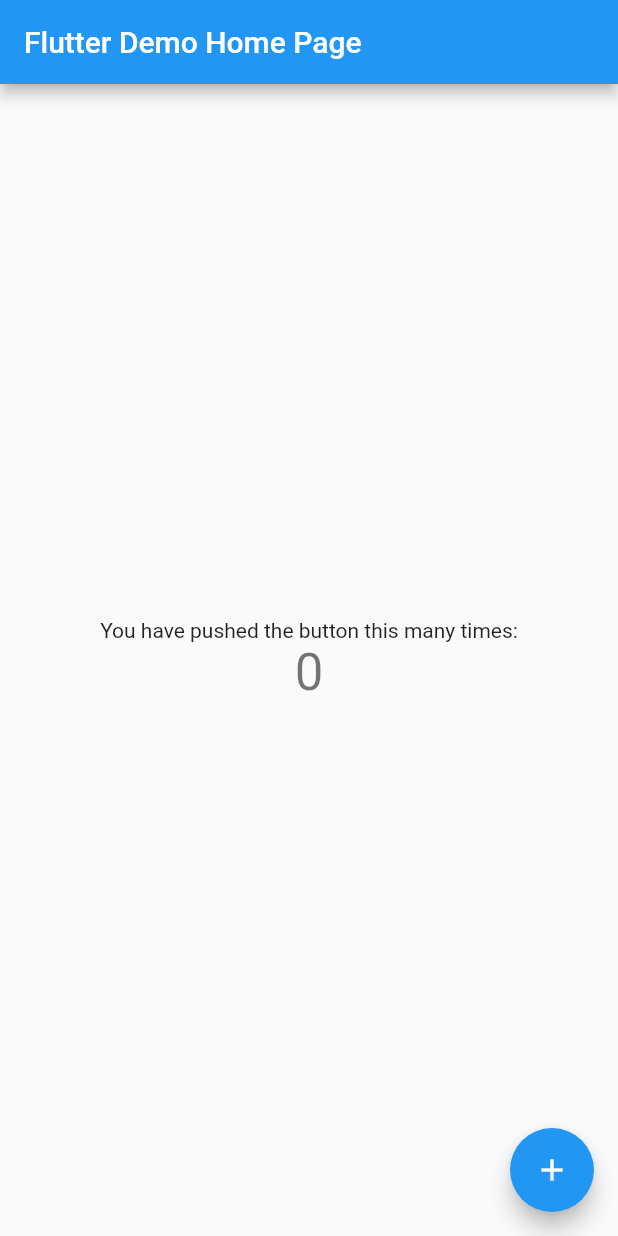
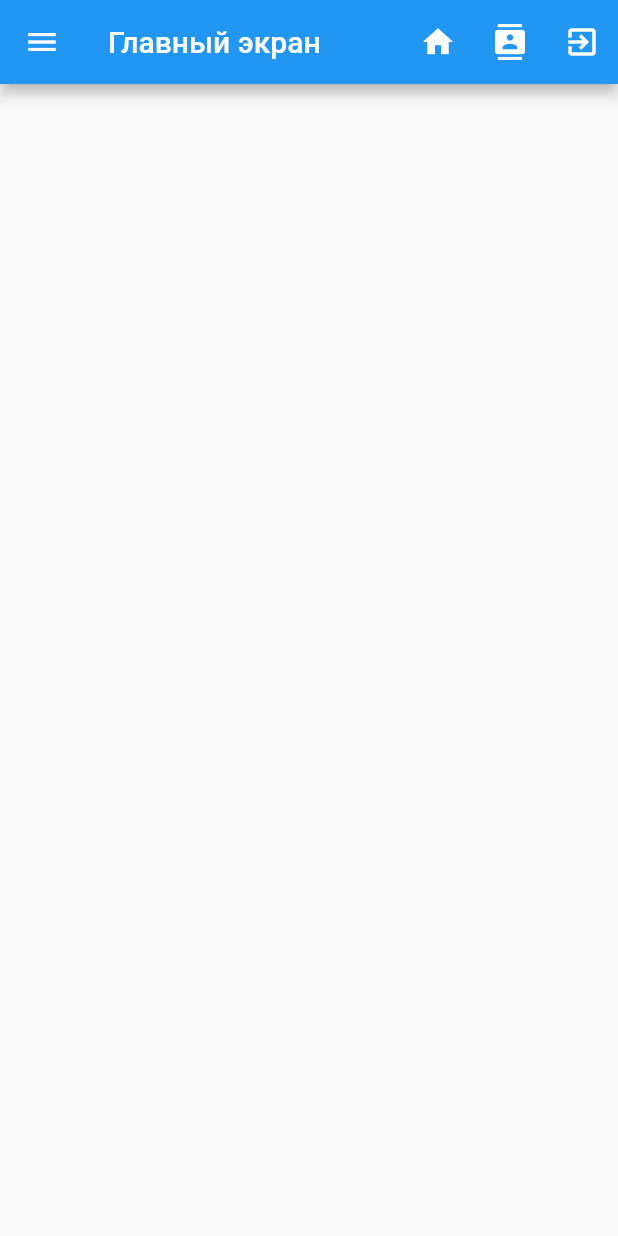
Before and after one commit to ToKc-a/ungtu_final_project_kozyrev, a Flutter app: the screen it shows after launch, on a phone screen of 412 x 824 dp. Run offline on Flutter 3.47's test engine with Material 2 defaults, Android fonts, the phone set to English and light mode, and no system bars; our stand-ins replace flutter_svg.

Commit message:
add AppBar, Navigation, Navigation Drawer

```diff
--- /dev/null
+++ b/lib/appBar_and_navDrawer.dart
@@ -0,0 +1,95 @@
+import 'package:flutter/material.dart';
+import 'package:flutter_svg/flutter_svg.dart';
+import 'package:ungtu_final_project_kozyrev/main_screen.dart';
+
+class Navigation extends StatefulWidget {
+  const Navigation({Key? key}) : super(key: key);
+
+  @override
+  _NavigationState createState() => _NavigationState();
+}
+
+class _NavigationState extends State<Navigation> {
+  @override
+  Widget build(BuildContext context) {
+    return MaterialApp(
+      initialRoute: '/',
+      routes: {
+        //'/exit': (context) => AuthScreen(),
+        '/main': (context) => MainScreen(),
+        //'/contacts': (context) => ContactScreen(),
+      },
+    );
+  }
+}
+
+Widget navDrawer(context) => Drawer(
+      child: ListView(
+        padding: EdgeInsets.zero,
+        children: [
+          DrawerHeader(
+              decoration: BoxDecoration(color: Colors.blue),
+              child: Container(
+                height: 200,
+                child: Column(
+                  mainAxisAlignment: MainAxisAlignment.center,
+                  crossAxisAlignment: CrossAxisAlignment.center,
+                  children: [
+                    Container(
+                      height: 100,
+                      decoration: const BoxDecoration(
+                          borderRadius: BorderRadius.all(Radius.circular(50))),
+                      child: SvgPicture.asset('images/Google-flutter-logo.svg'),
+                    )
+                  ],
+                ),
+              )),
+          ListTile(
+            leading: Icon(Icons.home),
+            title: Text('Главный экран'),
+            onTap: () {
+              Navigator.pushNamed(context, '/main');
+            },
+          ),
+          Divider(),
+          ListTile(
+            leading: Icon(Icons.contacts),
+            title: Text('Контакты'),
+            onTap: () {
+              Navigator.pushNamed(context, '/contacts');
+            },
+          ),
+          Divider(),
+          ListTile(
+            leading: Icon(Icons.exit_to_app),
+            title: Text('Выход на экран авторизации'),
+            onTap: () {
+              Navigator.pushNamed(context, '/exit');
+            },
+          ),
+        ],
+      ),
+    );
+
+PreferredSizeWidget navAppBar(String text, context) {
+  return AppBar(
+    title: Text(text),
+    actions: [
+      IconButton(
+          onPressed: () {
+            Navigator.pushNamed(context, '/main');
+          },
+          icon: Icon(Icons.home)),
+      IconButton(
+          onPressed: () {
+            Navigator.pushNamed(context, '/contacts');
+          },
+          icon: Icon(Icons.contacts)),
+      IconButton(
+          onPressed: () {
+            Navigator.pushNamed(context, '/exit');
+          },
+          icon: Icon(Icons.exit_to_app)),
+    ],
+  );
+}
--- a/lib/main.dart
+++ b/lib/main.dart
@@ -1,115 +1,6 @@
 import 'package:flutter/material.dart';
+import 'package:ungtu_final_project_kozyrev/main_screen.dart';
 
-void main() {
-  runApp(const MyApp());
+void main(){
+  runApp(MainScreen());
 }
-
-class MyApp extends StatelessWidget {
-  const MyApp({Key? key}) : super(key: key);
-
-  // This widget is the root of your application.
-  @override
-  Widget build(BuildContext context) {
-    return MaterialApp(
-      title: 'Flutter Demo',
-      theme: ThemeData(
-        // This is the theme of your application.
-        //
-        // Try running your application with "flutter run". You'll see the
-        // application has a blue toolbar. Then, without quitting the app, try
-        // changing the primarySwatch below to Colors.green and then invoke
-        // "hot reload" (press "r" in the console where you ran "flutter run",
-        // or simply save your changes to "hot reload" in a Flutter IDE).
-        // Notice that the counter didn't reset back to zero; the application
-        // is not restarted.
-        primarySwatch: Colors.blue,
-      ),
-      home: const MyHomePage(title: 'Flutter Demo Home Page'),
-    );
-  }
-}
-
-class MyHomePage extends StatefulWidget {
-  const MyHomePage({Key? key, required this.title}) : super(key: key);
-
-  // This widget is the home page of your application. It is stateful, meaning
-  // that it has a State object (defined below) that contains fields that affect
-  // how it looks.
-
-  // This class is the configuration for the state. It holds the values (in this
-  // case the title) provided by the parent (in this case the App widget) and
-  // used by the build method of the State. Fields in a Widget subclass are
-  // always marked "final".
-
-  final String title;
-
-  @override
-  State<MyHomePage> createState() => _MyHomePageState();
-}
-
-class _MyHomePageState extends State<MyHomePage> {
-  int _counter = 0;
-
-  void _incrementCounter() {
-    setState(() {
-      // This call to setState tells the Flutter framework that something has
-      // changed in this State, which causes it to rerun the build method below
-      // so that the display can reflect the updated values. If we changed
-      // _counter without calling setState(), then the build method would not be
-      // called again, and so nothing would appear to happen.
-      _counter++;
-    });
-  }
-
-  @override
-  Widget build(BuildContext context) {
-    // This method is rerun every time setState is called, for instance as done
-    // by the _incrementCounter method above.
-    //
-    // The Flutter framework has been optimized to make rerunning build methods
-    // fast, so that you can just rebuild anything that needs updating rather
-    // than having to individually change instances of widgets.
-    return Scaffold(
-      appBar: AppBar(
-        // Here we take the value from the MyHomePage object that was created by
-        // the App.build method, and use it to set our appbar title.
-        title: Text(widget.title),
-      ),
-      body: Center(
-        // Center is a layout widget. It takes a single child and positions it
-        // in the middle of the parent.
-        child: Column(
-          // Column is also a layout widget. It takes a list of children and
-          // arranges them vertically. By default, it sizes itself to fit its
-          // children horizontally, and tries to be as tall as its parent.
-          //
-          // Invoke "debug painting" (press "p" in the console, choose the
-          // "Toggle Debug Paint" action from the Flutter Inspector in Android
-          // Studio, or the "Toggle Debug Paint" command in Visual Studio Code)
-          // to see the wireframe for each widget.
-          //
-          // Column has various properties to control how it sizes itself and
-          // how it positions its children. Here we use mainAxisAlignment to
-          // center the children vertically; the main axis here is the vertical
-          // axis because Columns are vertical (the cross axis would be
-          // horizontal).
-          mainAxisAlignment: MainAxisAlignment.center,
-          children: <Widget>[
-            const Text(
-              'You have pushed the button this many times:',
-            ),
-            Text(
-              '$_counter',
-              style: Theme.of(context).textTheme.headline4,
-            ),
-          ],
-        ),
-      ),
-      floatingActionButton: FloatingActionButton(
-        onPressed: _incrementCounter,
-        tooltip: 'Increment',
-        child: const Icon(Icons.add),
-      ), // This trailing comma makes auto-formatting nicer for build methods.
-    );
-  }
-}
--- /dev/null
+++ b/lib/main_screen.dart
@@ -0,0 +1,24 @@
+import 'package:flutter/material.dart';
+import 'package:ungtu_final_project_kozyrev/appBar_and_navDrawer.dart';
+
+class MainScreen extends StatefulWidget {
+  const MainScreen({
+    Key? key,
+  }) : super(key: key);
+
+  @override
+  _MainScreenState createState() => _MainScreenState();
+}
+
+class _MainScreenState extends State<MainScreen> {
+  @override
+  Widget build(BuildContext context) {
+    return MaterialApp(
+      home: Scaffold(
+        appBar: navAppBar('Главный экран', context),
+        drawer: navDrawer(context),
+        body: Container(),
+      ),
+    );
+  }
+}
```
Also changed, not shown: pubspec.yaml (+4 -3 lines), images/Google-flutter-logo.svg (added), lib/auth_screen.dart (added), lib/contacts_screen.dart (added), pubspec.lock, 1 other file.
